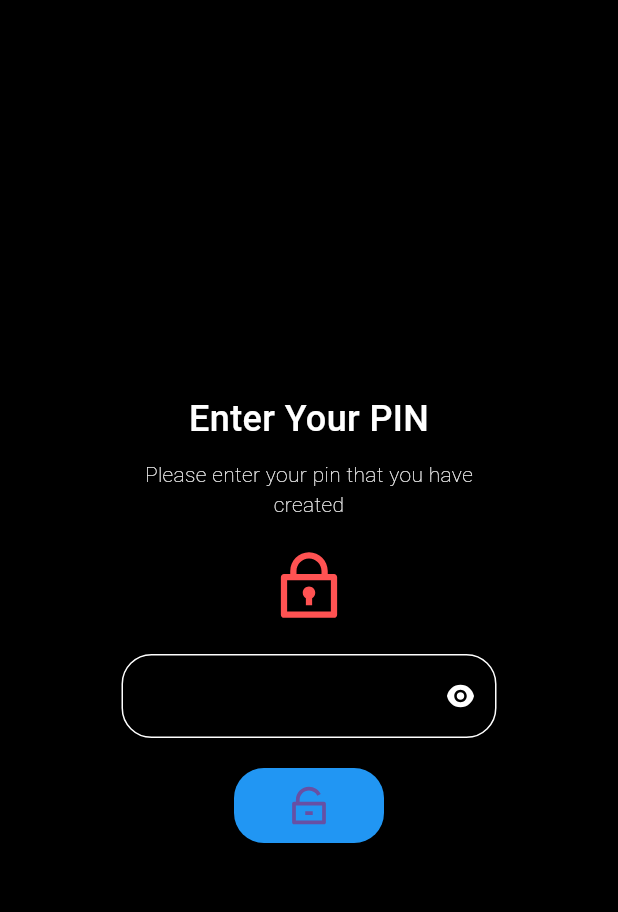
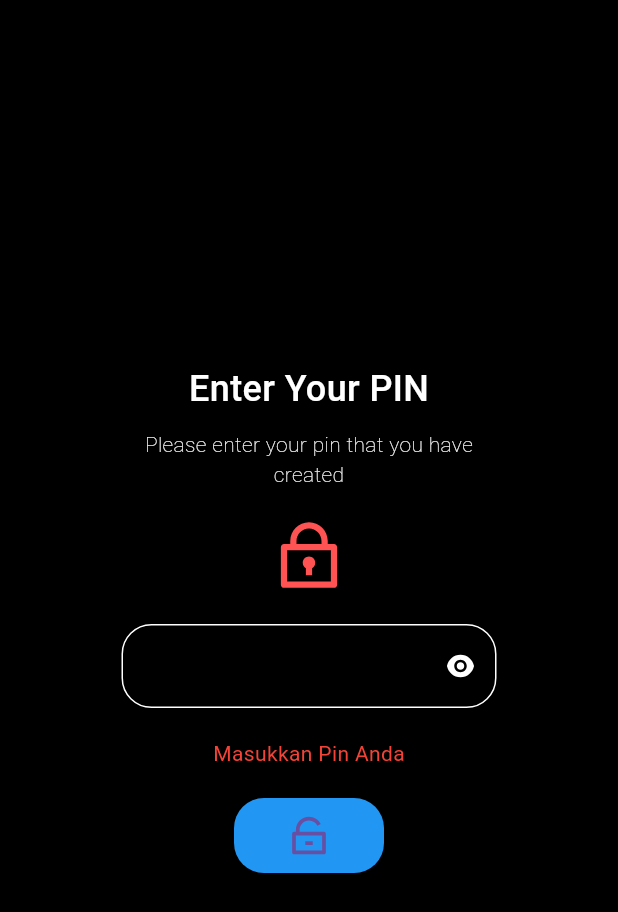
Before and after one commit to rayhanrizaldii/PAB-1, a Flutter app: the PinPage screen opened directly, after a tap on an icon or button, on a phone screen of 412 x 824 dp. Shown: the top 912 px of the screen. Run offline on Flutter 3.47's test engine with Material 3 defaults, Android fonts, the phone set to English and light mode, and no system bars; our stand-ins replace dio, remixicon, shared_preferences; accounts and stored records are empty.

Commit message:
setting api controller and other stuff

```diff
--- a/lib/FirstPage.dart
+++ b/lib/FirstPage.dart
@@ -1,6 +1,7 @@
 import 'package:flutter/material.dart';
 import 'package:praktikum/RegisterPage.dart';
 import 'package:praktikum/bottomnavigation.dart';
+import 'PinPage.dart';
 import 'package:shared_preferences/shared_preferences.dart';
 
 class FirstPage extends StatefulWidget {
@@ -136,8 +137,7 @@ class _FirstPageState extends State<FirstPage> {
                   onPressed: () {
                     Navigator.pushReplacement(
                       context,
-                      MaterialPageRoute(
-                          builder: (context) => bottomnavigationbar()),
+                      MaterialPageRoute(builder: (context) => PinPage()),
                     );
                   },
                   style: ElevatedButton.styleFrom(
--- a/lib/PinPage.dart
+++ b/lib/PinPage.dart
@@ -1,15 +1,44 @@
 import 'package:flutter/material.dart';
+import 'package:praktikum/bottomnavigation.dart';
 import 'package:remixicon/remixicon.dart';
 
 class PinPage extends StatefulWidget {
-  const PinPage({super.key});
+  const PinPage({Key? key});
 
   @override
-  State<PinPage> createState() => _PinPageState();
+  _PinPageState createState() => _PinPageState();
 }
 
 class _PinPageState extends State<PinPage> {
   bool _obscureText = true;
+  TextEditingController _pinController = TextEditingController();
+  String _errorMessage = '';
+
+  Future<void> _validatePin() async {
+    String pin = _pinController.text;
+
+    // Contoh validasi PIN dengan PIN yang ada di API
+    String apiPin = '1234'; // Ganti dengan PIN yang diperoleh dari API
+
+    if (pin == '') {
+      _errorMessage = 'Masukkan Pin Anda';
+    } else if (pin == apiPin) {
+      // PIN benar, lakukan aksi yang diinginkan
+      await Navigator.pushReplacement(
+        context,
+        MaterialPageRoute(
+          builder: (BuildContext build) {
+            return bottomnavigationbar();
+          },
+        ),
+      );
+    } else {
+      // PIN salah, tampilkan pesan kesalahan
+      _errorMessage = 'PIN salah. Silakan coba lagi.';
+    }
+
+    setState(() {});
+  }
 
   @override
   Widget build(BuildContext context) {
@@ -18,7 +47,7 @@ class _PinPageState extends State<PinPage> {
       body: Center(
         child: Container(
           width: 250,
-          height: 300,
+          height: 400,
           child: Column(
             crossAxisAlignment: CrossAxisAlignment.center,
             mainAxisAlignment: MainAxisAlignment.center,
@@ -55,19 +84,18 @@ class _PinPageState extends State<PinPage> {
                 height: 20,
               ),
               TextFormField(
+                controller: _pinController,
                 obscureText: _obscureText,
-                validator: (value) {
-                  if (value!.isEmpty) {
-                    return "Anda Harus Mengisinya";
-                  }
-                  return null;
-                },
+                cursorColor: Colors.white,
                 style: TextStyle(
                   color: Colors.white,
                 ),
                 decoration: InputDecoration(
+                  // labelText: 'enter your pin',
                   labelStyle: TextStyle(
                     color: Colors.white,
+                    fontSize: 16,
+                    fontWeight: FontWeight.w100,
                   ),
                   enabledBorder: OutlineInputBorder(
                     borderSide: BorderSide(color: Colors.white),
@@ -94,8 +122,19 @@ class _PinPageState extends State<PinPage> {
               SizedBox(
                 height: 20,
               ),
+              Text(
+                _errorMessage,
+                style: TextStyle(
+                  color: Colors.red,
+                  fontSize: 14,
+                ),
+              ),
+              SizedBox(
+                height: 20,
+              ),
               ElevatedButton(
-                onPressed: () {},
+                onPressed:
+                    _validatePin, // Panggil fungsi _validatePin saat tombol ditekan
                 child: Center(
                   child: Icon(
                     Remix.lock_unlock_line,
--- a/lib/ThirdPage.dart
+++ b/lib/ThirdPage.dart
@@ -57,7 +57,7 @@ class _ThirdPageState extends State<ThirdPage> {
               future: _data,
               builder: (context, snapshot) {
                 if (snapshot.hasData) {
-                  print('Ini Data ${snapshot.data}');
+                  // print('Ini Data ${snapshot.data}');
                   return Container(
                     width: 400,
                     height: 670,
```
Also changed, not shown: lib/api/apiController.dart (+45 -0 lines).
